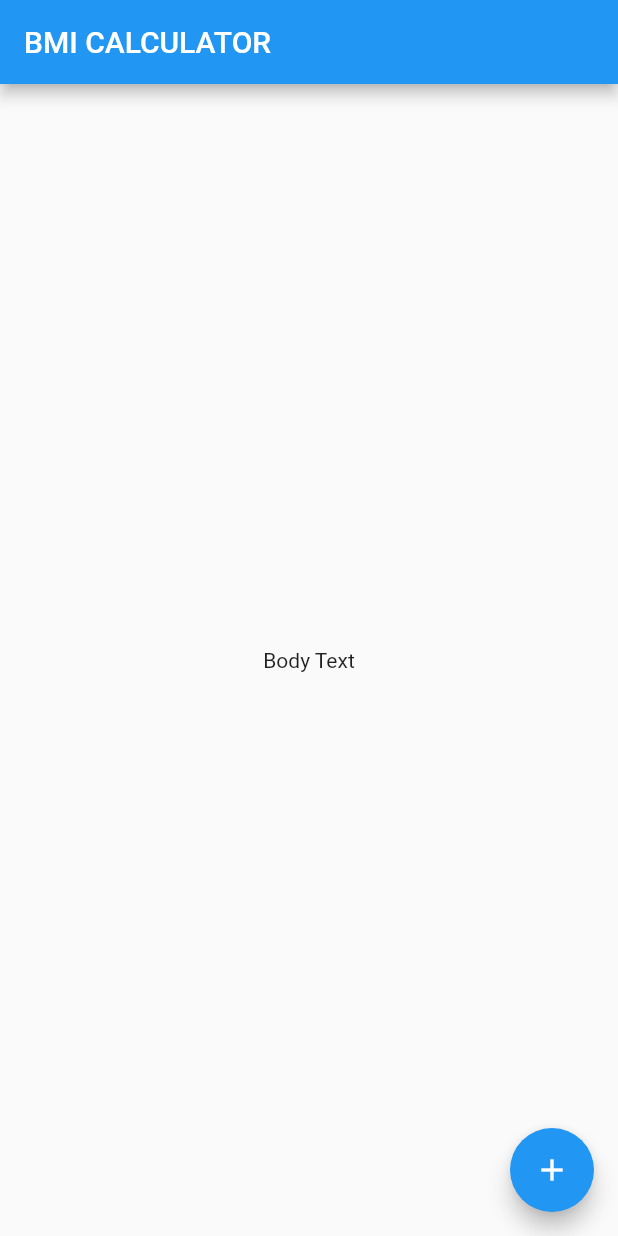
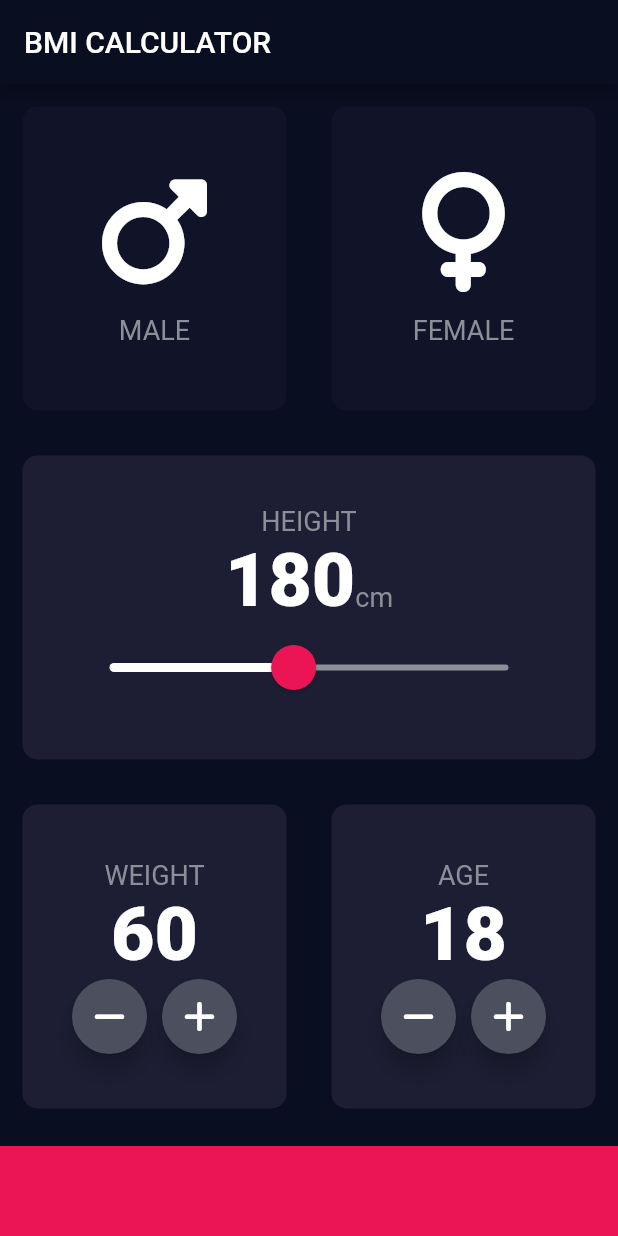
Before and after one commit to petarilievCS/BMI-Calculator, a Flutter app: the screen it shows after launch, on a phone screen of 412 x 824 dp. Run offline on Flutter 3.47's test engine with Material 2 defaults, Android fonts, the phone set to English and light mode, and no system bars; our stand-ins replace font_awesome_flutter.

Commit message:
Implement UI of selection route

```diff
--- /dev/null
+++ b/lib/constants.dart
@@ -0,0 +1,19 @@
+import 'package:flutter/material.dart';
+
+const double kBottomBarHeight = 60.0;
+const Color kCardColor = Color(0xFF1D1E33);
+const Color kInactiveCardColor = Color(0xFF111328);
+const Color kBottomContainerColor = Color(0xFFEB1555);
+const Color kInactiveSliderColor = Color(0xFF8D8E98);
+const kIconSize = 80.0;
+const kIconSpacing = 15.0;
+
+const kTextStyle = TextStyle(
+  fontSize: 18,
+  color: Color(0xFF8D8E98),
+);
+
+const kLargeTextStyle = TextStyle(
+  fontSize: 50.0,
+  fontWeight: FontWeight.w900,
+);
--- /dev/null
+++ b/lib/gender_widget.dart
@@ -0,0 +1,31 @@
+// ignore_for_file: prefer_const_constructors, use_key_in_widget_constructors
+
+import 'package:flutter/material.dart';
+import 'constants.dart';
+
+class GenderWidget extends StatelessWidget {
+  final String text;
+  final IconData icon;
+
+  const GenderWidget(this.text, this.icon);
+
+  @override
+  Widget build(BuildContext context) {
+    return Column(
+      mainAxisAlignment: MainAxisAlignment.center,
+      children: [
+        Icon(
+          icon,
+          size: kIconSize,
+        ),
+        SizedBox(
+          height: kIconSpacing,
+        ),
+        Text(
+          text,
+          style: kTextStyle,
+        ),
+      ],
+    );
+  }
+}
--- /dev/null
+++ b/lib/input_page.dart
@@ -0,0 +1,238 @@
+// ignore_for_file: prefer_const_constructors, use_key_in_widget_constructors, prefer_const_literals_to_create_immutables
+
+import 'package:flutter/material.dart';
+import 'package:font_awesome_flutter/font_awesome_flutter.dart';
+import 'reusable_card.dart';
+import 'gender_widget.dart';
+import 'constants.dart';
+
+enum Gender { male, female, none }
+
+class InputPage extends StatefulWidget {
+  @override
+  // ignore: library_private_types_in_public_api
+  _InputPageState createState() => _InputPageState();
+}
+
+class _InputPageState extends State<InputPage> {
+  Gender selectedGender = Gender.none;
+  int height = 180;
+  int weight = 60;
+  int age = 18;
+
+  @override
+  Widget build(BuildContext context) {
+    return Scaffold(
+      appBar: AppBar(
+        title: Text('BMI CALCULATOR'),
+      ),
+      body: Column(
+        mainAxisAlignment: MainAxisAlignment.spaceEvenly,
+        crossAxisAlignment: CrossAxisAlignment.center,
+        children: [
+          Expanded(
+            child: Row(
+              mainAxisAlignment: MainAxisAlignment.spaceEvenly,
+              crossAxisAlignment: CrossAxisAlignment.center,
+              children: [
+                Expanded(
+                  child: ReusableCard(
+                    (selectedGender == Gender.male)
+                        ? kCardColor
+                        : kInactiveCardColor,
+                    GenderWidget(
+                      'MALE',
+                      FontAwesomeIcons.mars,
+                    ),
+                    () {
+                      setState(() {
+                        selectedGender = Gender.male;
+                      });
+                    },
+                  ),
+                ),
+                Expanded(
+                  child: ReusableCard(
+                    (selectedGender == Gender.female)
+                        ? kCardColor
+                        : kInactiveCardColor,
+                    GenderWidget(
+                      'FEMALE',
+                      FontAwesomeIcons.venus,
+                    ),
+                    () {
+                      setState(() {
+                        selectedGender = Gender.female;
+                      });
+                    },
+                  ),
+                ),
+              ],
+            ),
+          ),
+          Expanded(
+            child: ReusableCard(
+                kCardColor,
+                Column(
+                  crossAxisAlignment: CrossAxisAlignment.stretch,
+                  mainAxisAlignment: MainAxisAlignment.center,
+                  children: [
+                    Text(
+                      'HEIGHT',
+                      style: kTextStyle,
+                      textAlign: TextAlign.center,
+                    ),
+                    Row(
+                      mainAxisAlignment: MainAxisAlignment.center,
+                      crossAxisAlignment: CrossAxisAlignment.baseline,
+                      textBaseline: TextBaseline.alphabetic,
+                      children: [
+                        Text(
+                          height.toString(),
+                          style: kLargeTextStyle,
+                        ),
+                        Text(
+                          'cm',
+                          style: kTextStyle,
+                        ),
+                      ],
+                    ),
+                    SliderTheme(
+                      data: SliderTheme.of(context).copyWith(
+                        thumbColor: kBottomContainerColor,
+                        overlayColor: kBottomContainerColor.withAlpha(0x29),
+                        activeTrackColor: Colors.white,
+                        inactiveTrackColor: kInactiveSliderColor,
+                        thumbShape:
+                            RoundSliderThumbShape(enabledThumbRadius: 15),
+                        overlayShape:
+                            RoundSliderOverlayShape(overlayRadius: 28),
+                      ),
+                      child: Container(
+                        margin: EdgeInsets.symmetric(horizontal: 30.0),
+                        child: Slider(
+                          value: height.toDouble(),
+                          max: 250,
+                          min: 120,
+                          onChanged: (double newValue) {
+                            setState(() {
+                              height = newValue.toInt();
+                            });
+                          },
+                        ),
+                      ),
+                    ),
+                  ],
+                )),
+          ),
+          Expanded(
+            child: Row(
+              mainAxisAlignment: MainAxisAlignment.spaceEvenly,
+              crossAxisAlignment: CrossAxisAlignment.center,
+              children: [
+                Expanded(
+                  child: ReusableCard(
+                      kCardColor,
+                      Column(
+                        mainAxisAlignment: MainAxisAlignment.center,
+                        children: [
+                          Text(
+                            "WEIGHT",
+                            style: kTextStyle,
+                          ),
+                          Text(
+                            weight.toString(),
+                            style: kLargeTextStyle,
+                          ),
+                          Row(
+                            mainAxisAlignment: MainAxisAlignment.center,
+                            children: [
+                              RoundIconButton(FontAwesomeIcons.minus, () {
+                                setState(() {
+                                  weight--;
+                                });
+                              }),
+                              SizedBox(
+                                width: 10.0,
+                              ),
+                              RoundIconButton(FontAwesomeIcons.plus, () {
+                                setState(() {
+                                  weight++;
+                                });
+                              }),
+                            ],
+                          )
+                        ],
+                      )),
+                ),
+                Expanded(
+                  child: ReusableCard(
+                      kCardColor,
+                      Column(
+                        mainAxisAlignment: MainAxisAlignment.center,
+                        children: [
+                          Text(
+                            "AGE",
+                            style: kTextStyle,
+                          ),
+                          Text(
+                            age.toString(),
+                            style: kLargeTextStyle,
+                          ),
+                          Row(
+                            mainAxisAlignment: MainAxisAlignment.center,
+                            children: [
+                              RoundIconButton(FontAwesomeIcons.minus, () {
+                                setState(() {
+                                  age--;
+                                });
+                              }),
+                              SizedBox(
+                                width: 10.0,
+                              ),
+                              RoundIconButton(FontAwesomeIcons.plus, () {
+                                setState(() {
+                                  age++;
+                                });
+                              }),
+                            ],
+                          )
+                        ],
+                      )),
+                ),
+              ],
+            ),
+          ),
+          Container(
+            color: kBottomContainerColor,
+            height: kBottomBarHeight,
+            width: double.infinity,
+            margin: EdgeInsets.only(top: 10.0),
+          ),
+        ],
+      ),
+    );
+  }
+}
+
+class RoundIconButton extends StatelessWidget {
+  final IconData icon;
+  final void Function() onPressed;
+
+  const RoundIconButton(this.icon, this.onPressed);
+
+  @override
+  Widget build(BuildContext context) {
+    return RawMaterialButton(
+      onPressed: onPressed,
+      elevation: 6,
+      constraints: BoxConstraints.tightFor(
+        width: 50.0,
+        height: 50.0,
+      ),
+      shape: CircleBorder(),
+      fillColor: Color(0xFF4C4F5E),
+      child: Icon(icon),
+    );
+  }
+}
--- a/lib/main.dart
+++ b/lib/main.dart
@@ -1,4 +1,7 @@
+// ignore_for_file: prefer_const_constructors, library_private_types_in_public_api, use_key_in_widget_constructors
+
 import 'package:flutter/material.dart';
+import 'input_page.dart';
 
 void main() => runApp(BMICalculator());
 
@@ -6,30 +9,14 @@ class BMICalculator extends StatelessWidget {
   @override
   Widget build(BuildContext context) {
     return MaterialApp(
+      debugShowCheckedModeBanner: false,
+      theme: ThemeData.dark().copyWith(
+        appBarTheme: AppBarTheme(
+          backgroundColor: Color(0xFF0A0E21),
+        ),
+        scaffoldBackgroundColor: Color(0xFF0A0E21),
+      ),
       home: InputPage(),
     );
   }
 }
-
-class InputPage extends StatefulWidget {
-  @override
-  _InputPageState createState() => _InputPageState();
-}
-
-class _InputPageState extends State<InputPage> {
-  @override
-  Widget build(BuildContext context) {
-    return Scaffold(
-      appBar: AppBar(
-        title: Text('BMI CALCULATOR'),
-      ),
-      body: Center(
-        child: Text('Body Text'),
-      ),
-      floatingActionButton: FloatingActionButton(
-        child: Icon(Icons.add),
-        onPressed: () {},
-      ),
-    );
-  }
-}
--- /dev/null
+++ b/lib/reusable_card.dart
@@ -0,0 +1,30 @@
+// ignore_for_file: prefer_const_constructors, use_key_in_widget_constructors
+
+import 'package:flutter/material.dart';
+import 'input_page.dart';
+
+const margin = 15.0;
+const borderRadius = 10.0;
+
+class ReusableCard extends StatelessWidget {
+  final Color color;
+  final Widget? cardChild;
+  final void Function()? onTap;
+
+  const ReusableCard(this.color, [this.cardChild, this.onTap]);
+
+  @override
+  Widget build(BuildContext context) {
+    return GestureDetector(
+      onTap: onTap,
+      child: Container(
+        decoration: BoxDecoration(
+          color: color,
+          borderRadius: BorderRadius.circular(borderRadius),
+        ),
+        margin: EdgeInsets.all(margin),
+        child: cardChild,
+      ),
+    );
+  }
+}
--- a/pubspec.yaml
+++ b/pubspec.yaml
@@ -35,6 +35,7 @@ dependencies:
   # The following adds the Cupertino Icons font to your application.
   # Use with the CupertinoIcons class for iOS style icons.
   cupertino_icons: ^1.0.2
+  font_awesome_flutter: ^10.3.0
 
 dev_dependencies:
   flutter_test:
```
Also changed, not shown: pubspec.lock.
